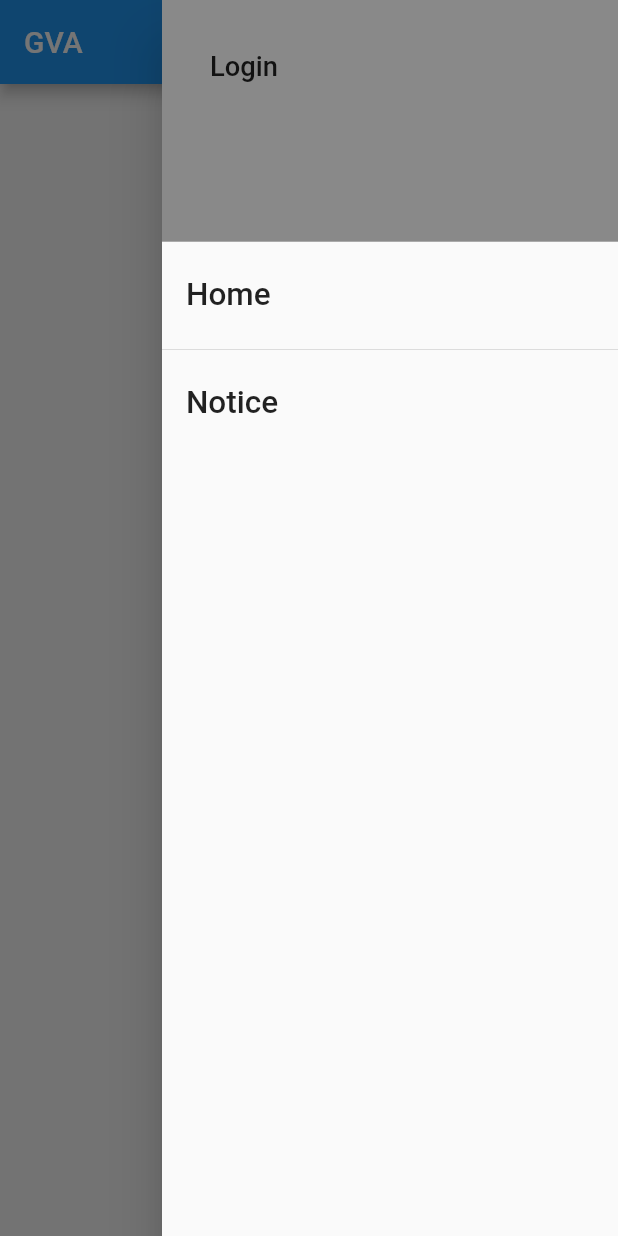
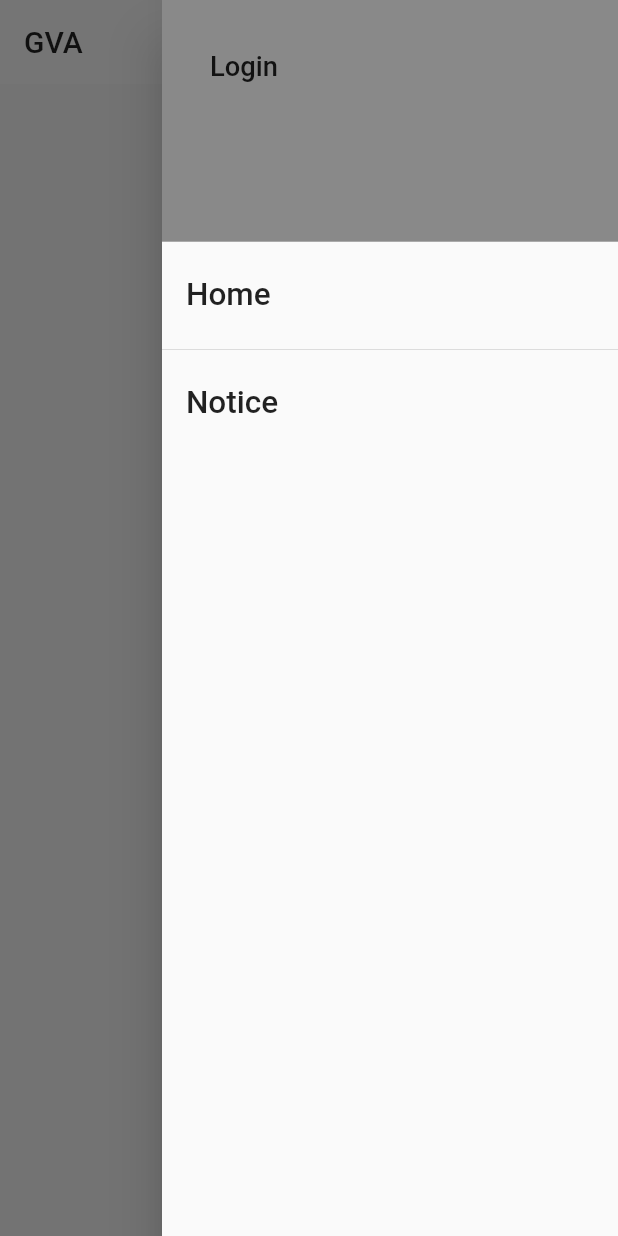
Before and after one commit to gohdong/2019_autumn_database, a Flutter app: the screen it shows after launch, with the side drawer open, on a phone screen of 412 x 824 dp. Run offline on Flutter 3.47's test engine with Material 2 defaults, Android fonts, the phone set to English and light mode, and no system bars.

Commit message:
change theme color to white

```diff
--- a/lib/main.dart
+++ b/lib/main.dart
@@ -10,7 +10,8 @@ class MyApp extends StatelessWidget {
     return MaterialApp(
       title: 'Flutter Demo',
       theme: ThemeData(
-        primarySwatch: Colors.blue,
+        primaryColor: Colors.white,
+        backgroundColor: Colors.white,
       ),
       home: MyHomePage(),
     );
@@ -29,6 +30,7 @@ class _MyHomePageState extends State<MyHomePage> {
     return Scaffold(
       appBar: AppBar(
         title: Text("GVA"),
+        elevation: 0.0,
       ),
       endDrawer: MenuBar(),
       body: Center(
```
